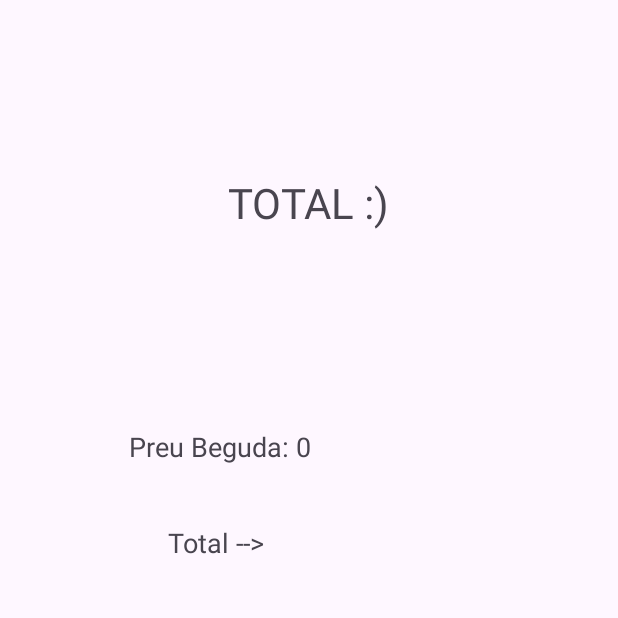
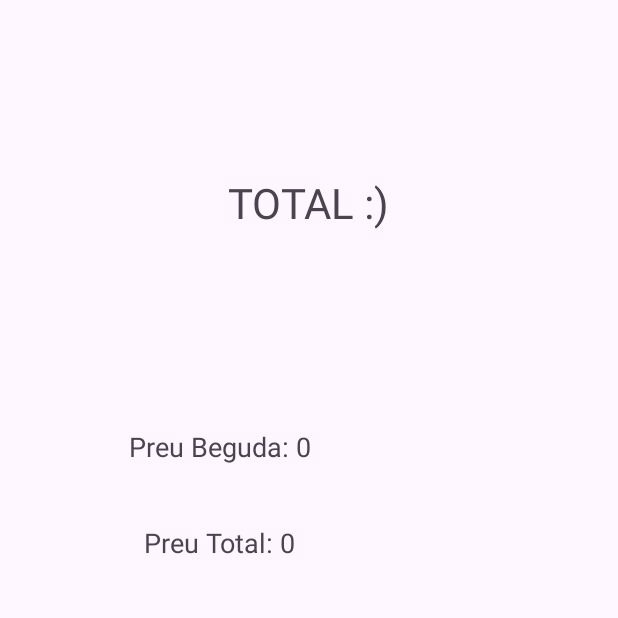
Before and after one commit to ppulidoc/platsVMi_livedata_i_sharedVM, an Android app: the SegonPlatFragment screen opened through its navigation route, after a tap on "Next", on a phone screen of 412 x 824 dp, the top half of it. Run offline under Robolectric (Android 15) with nearby library versions, the phone set to English and light mode, and no system bars; our stand-ins replace data binding.

Commit message:
Todo hecho heje

```diff
--- a/app/src/main/java/com/example/platsvmi_livedata_i_sharedvm/PlatsViewModel.kt
+++ b/app/src/main/java/com/example/platsvmi_livedata_i_sharedvm/PlatsViewModel.kt
@@ -36,6 +36,12 @@ class PlatsViewModel: ViewModel() {
     private val _platoResult2 = MutableLiveData<Int>()
     val platoResult2: LiveData<Int> get() = _platoResult2
 
+    // Final
+
+    private val _resultFinal = MutableLiveData<Int>()
+    val resultFinal: LiveData<Int> get() = _resultFinal
+
+
     fun updateMenu1(plat: Int, quant: Int, preu: Int) {
         _quantPlat1.value = quant
         _preu1.value = preu
@@ -58,5 +64,11 @@ class PlatsViewModel: ViewModel() {
         _platoResult2.value = returnPreu2
     }
 
+    fun totalPreuFinal() {
+        val returnFinal = (_platoResult1.value ?: 0) + (_platoResult2.value ?: 0)
+        _resultFinal.value = returnFinal
+
+    }
+
 
 }
--- a/app/src/main/java/com/example/platsvmi_livedata_i_sharedvm/SegonPlatFragment.kt
+++ b/app/src/main/java/com/example/platsvmi_livedata_i_sharedvm/SegonPlatFragment.kt
@@ -35,6 +35,7 @@ class SegonPlatFragment : Fragment() {
             }
 
             viewModel.pintarPreuSegonFinal()
+            viewModel.totalPreuFinal()
 
             findNavController().navigate(R.id.action_segonPlatFragment_to_totalFragment, null)
         }
--- a/app/src/main/java/com/example/platsvmi_livedata_i_sharedvm/TotalFragment.kt
+++ b/app/src/main/java/com/example/platsvmi_livedata_i_sharedvm/TotalFragment.kt
@@ -37,6 +37,10 @@ class TotalFragment : Fragment() {
             binding.SegonPlat.text = "Preu Beguda: $preuBeguda"
         }
 
+        viewModel.resultFinal.observe(viewLifecycleOwner) { preuFinal ->
+            binding.textTotal.text = "Preu Total: $preuFinal"
+        }
+
 
 
 
--- a/app/src/main/res/layout/fragment_total.xml
+++ b/app/src/main/res/layout/fragment_total.xml
@@ -50,11 +50,11 @@
             app:layout_constraintTop_toBottomOf="@+id/textView" />
 
         <TextView
-            android:id="@+id/textView4"
+            android:id="@+id/textTotal"
             android:layout_width="180dp"
             android:layout_height="30dp"
             android:layout_marginTop="192dp"
-            android:text="Total --> "
+            android:text=" "
             android:textAlignment="center"
             android:textSize="18dp"
             app:layout_constraintEnd_toEndOf="parent"
```
